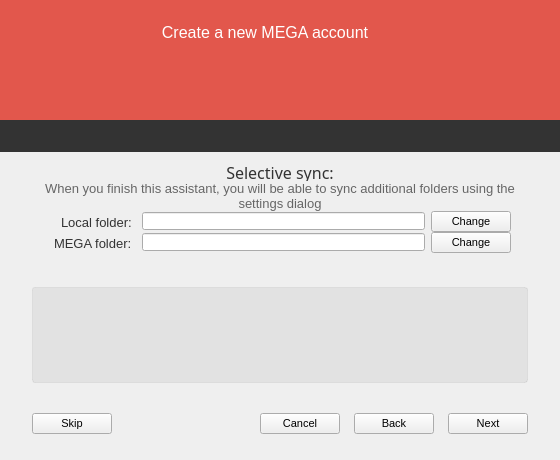
The window that src/MEGASync/gui/win/SetupWizard.ui (meganz/MEGAsync) describes before a commit, drawn with Qt 5.
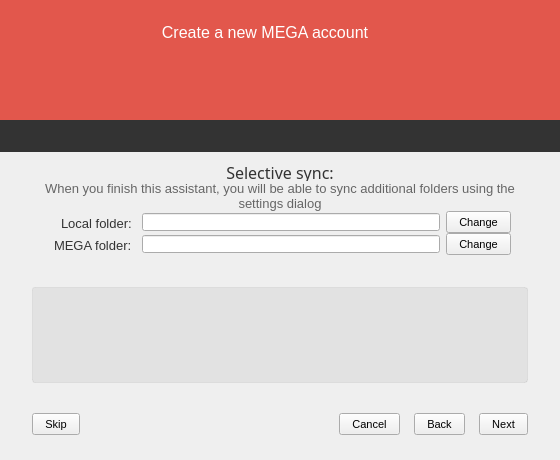
The same window after the commit. The open tabs and pages were chosen to show the change. Icons and pictures are not drawn.

Diff of the .ui file:
```diff
--- a/src/MEGASync/gui/win/SetupWizard.ui
+++ b/src/MEGASync/gui/win/SetupWizard.ui
@@ -92,6 +92,12 @@
 #wErrorMessage
 {
 	background-color: #333333;
+}
+
+QPushButton
+{
+	padding-right: 12px;
+	padding-left: 12px;
 }</string>
   </property>
   <layout class="QVBoxLayout" name="verticalLayout">
@@ -1837,6 +1843,12 @@
             </item>
             <item>
              <widget class="QPushButton" name="bLocalFolder">
+              <property name="minimumSize">
+               <size>
+                <width>0</width>
+                <height>22</height>
+               </size>
+              </property>
               <property name="text">
                <string>Change</string>
               </property>
@@ -1884,6 +1896,12 @@
             </item>
             <item>
              <widget class="QPushButton" name="bMegaFolder">
+              <property name="minimumSize">
+               <size>
+                <width>0</width>
+                <height>22</height>
+               </size>
+              </property>
               <property name="text">
                <string>Change</string>
               </property>
@@ -2271,6 +2289,12 @@
       </property>
       <item>
        <widget class="QPushButton" name="bSkip">
+        <property name="minimumSize">
+         <size>
+          <width>0</width>
+          <height>22</height>
+         </size>
+        </property>
         <property name="text">
          <string>Skip</string>
         </property>
@@ -2291,6 +2315,12 @@
       </item>
       <item>
        <widget class="QPushButton" name="bCancel">
+        <property name="minimumSize">
+         <size>
+          <width>0</width>
+          <height>22</height>
+         </size>
+        </property>
         <property name="text">
          <string>Cancel</string>
         </property>
@@ -2298,6 +2328,12 @@
       </item>
       <item>
        <widget class="QPushButton" name="bBack">
+        <property name="minimumSize">
+         <size>
+          <width>0</width>
+          <height>22</height>
+         </size>
+        </property>
         <property name="text">
          <string>Back</string>
         </property>
@@ -2305,6 +2341,12 @@
       </item>
       <item>
        <widget class="QPushButton" name="bNext">
+        <property name="minimumSize">
+         <size>
+          <width>0</width>
+          <height>22</height>
+         </size>
+        </property>
         <property name="text">
          <string>Next</string>
         </property>
```
Left out of the diff: 18 changed lines with no effect on the pictures.
